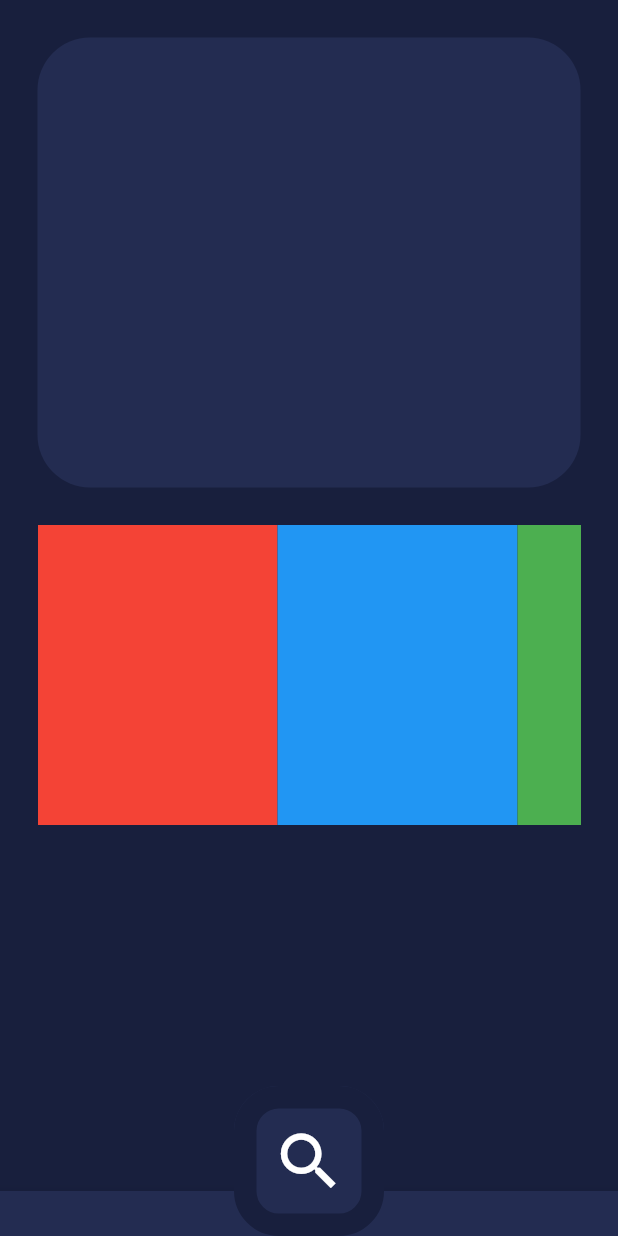
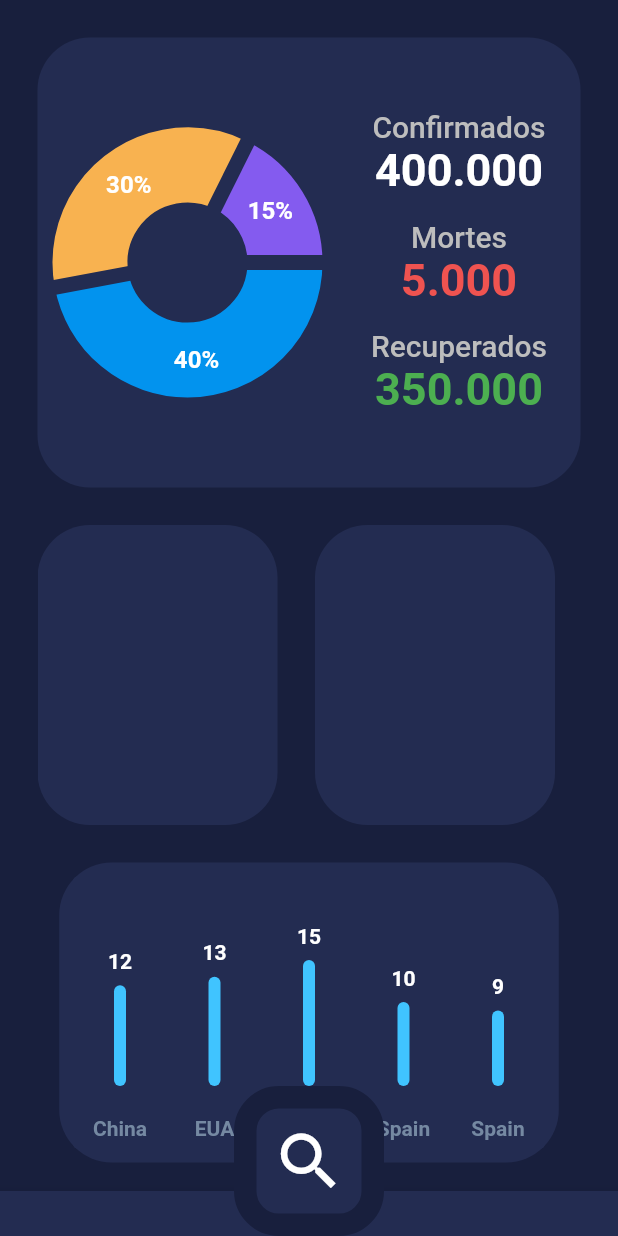
Before and after one commit to JoaoCarlosAzevedo/corona-tracker, a Flutter app: the screen it shows after launch, on a phone screen of 412 x 824 dp. Run offline on Flutter 3.47's test engine with Material 2 defaults, Android fonts, the phone set to English and light mode, and no system bars; drawn by our look-alikes of fl_chart; Roboto replaces fonts that are missing (Hind, Montserrat).

Commit message:
add placeholder for chart and font themes

```diff
--- a/lib/pages/home_page/home_page.dart
+++ b/lib/pages/home_page/home_page.dart
@@ -1,4 +1,5 @@
 import 'package:corona_tracker/pages/home_page/widgets/bottom_appbar.dart';
+import 'package:corona_tracker/pages/home_page/widgets/chart_card.dart';
 import 'package:corona_tracker/pages/home_page/widgets/float_button.dart';
 import 'package:corona_tracker/pages/home_page/widgets/horizontal_cards.dart';
 import 'package:corona_tracker/pages/home_page/widgets/main_card.dart';
@@ -27,6 +28,9 @@ class _HomePageState extends State<HomePage> {
                   height: 200,
                   child: ListCountriesData(),
                 ),
+                SizedBox(height: 25),
+                ChartCard(),
+                SizedBox(height: 50),
               ],
             ),
           ),
--- /dev/null
+++ b/lib/pages/home_page/widgets/chart_2.dart
@@ -0,0 +1,101 @@
+import 'package:fl_chart/fl_chart.dart';
+import 'package:flutter/material.dart';
+
+class BarChartSample3 extends StatefulWidget {
+  @override
+  State<StatefulWidget> createState() => BarChartSample3State();
+}
+
+class BarChartSample3State extends State<BarChartSample3> {
+  @override
+  Widget build(BuildContext context) {
+    return AspectRatio(
+      aspectRatio: 1.7,
+      child: Card(
+        elevation: 0,
+        shape: RoundedRectangleBorder(borderRadius: BorderRadius.circular(4)),
+        color: Theme.of(context).accentColor,
+        child: BarChart(
+          BarChartData(
+            alignment: BarChartAlignment.spaceAround,
+            maxY: 25,
+            barTouchData: BarTouchData(
+              enabled: false,
+              touchTooltipData: BarTouchTooltipData(
+                tooltipBgColor: Colors.transparent,
+                tooltipPadding: const EdgeInsets.all(0),
+                tooltipBottomMargin: 8,
+                getTooltipItem: (
+                  BarChartGroupData group,
+                  int groupIndex,
+                  BarChartRodData rod,
+                  int rodIndex,
+                ) {
+                  return BarTooltipItem(
+                    rod.y.round().toString(),
+                    TextStyle(
+                      color: Colors.white,
+                      fontWeight: FontWeight.bold,
+                    ),
+                  );
+                },
+              ),
+            ),
+            titlesData: FlTitlesData(
+              show: true,
+              bottomTitles: SideTitles(
+                showTitles: true,
+                textStyle: TextStyle(
+                    color: const Color(0xff7589a2), fontWeight: FontWeight.bold, fontSize: 14),
+                margin: 20,
+                getTitles: (double value) {
+                  switch (value.toInt()) {
+                    case 0:
+                      return 'China';
+                    case 1:
+                      return 'EUA';
+                    case 2:
+                      return 'Italia';
+                    case 3:
+                      return 'Spain';
+                    case 4:
+                      return 'German';
+                    default:
+                      return '';
+                  }
+                },
+              ),
+              leftTitles: const SideTitles(showTitles: false),
+            ),
+            borderData: FlBorderData(
+              show: false,
+            ),
+            barGroups: [
+              BarChartGroupData(
+                  x: 0,
+                  barRods: [BarChartRodData(y: 12, color: Colors.lightBlueAccent)],
+                  showingTooltipIndicators: [0]),
+              BarChartGroupData(
+                  x: 1,
+                  barRods: [BarChartRodData(y: 13, color: Colors.lightBlueAccent)],
+                  showingTooltipIndicators: [0]),
+              BarChartGroupData(
+                  x: 2,
+                  barRods: [BarChartRodData(y: 15, color: Colors.lightBlueAccent)],
+                  showingTooltipIndicators: [0]),
+              BarChartGroupData(
+                  x: 3,
+                  barRods: [BarChartRodData(y: 10, color: Colors.lightBlueAccent)],
+                  showingTooltipIndicators: [0]),
+              BarChartGroupData(
+                  x: 3,
+                  barRods: [BarChartRodData(y: 9, color: Colors.lightBlueAccent)],
+                  showingTooltipIndicators: [0]),
+
+            ],
+          ),
+        ),
+      ),
+    );
+  }
+}
--- /dev/null
+++ b/lib/pages/home_page/widgets/chart_card.dart
@@ -0,0 +1,17 @@
+import 'package:corona_tracker/pages/home_page/widgets/chart_2.dart';
+import 'package:flutter/material.dart';
+
+class ChartCard extends StatelessWidget {
+  @override
+  Widget build(BuildContext context) {
+    return Container(
+      height: 200,
+      padding: EdgeInsets.all(5),
+      decoration: BoxDecoration(
+        color: Theme.of(context).accentColor,
+        borderRadius: BorderRadius.all(Radius.circular(35)),
+      ),
+      child: BarChartSample3(),
+    );
+  }
+}
--- /dev/null
+++ b/lib/pages/home_page/widgets/countries_card.dart
@@ -0,0 +1,14 @@
+import 'package:flutter/material.dart';
+
+class CountriesCard extends StatelessWidget {
+  @override
+  Widget build(BuildContext context) {
+    return Container(
+      width: 160.0,
+      decoration: BoxDecoration(
+        color: Theme.of(context).accentColor,
+        borderRadius: BorderRadius.all(Radius.circular(35)),
+      ),
+    );
+  }
+}
--- a/lib/pages/home_page/widgets/horizontal_cards.dart
+++ b/lib/pages/home_page/widgets/horizontal_cards.dart
@@ -1,3 +1,4 @@
+import 'package:corona_tracker/pages/home_page/widgets/countries_card.dart';
 import 'package:flutter/material.dart';
 
 class ListCountriesData extends StatelessWidget {
@@ -7,26 +8,15 @@ class ListCountriesData extends StatelessWidget {
       // This next line does the trick.
       scrollDirection: Axis.horizontal,
       children: <Widget>[
-        Container(
-          width: 160.0,
-          color: Colors.red,
-        ),
-        Container(
-          width: 160.0,
-          color: Colors.blue,
-        ),
-        Container(
-          width: 160.0,
-          color: Colors.green,
-        ),
-        Container(
-          width: 160.0,
-          color: Colors.yellow,
-        ),
-        Container(
-          width: 160.0,
-          color: Colors.orange,
-        ),
+        CountriesCard(),
+        SizedBox(width: 25),
+        CountriesCard(),
+        SizedBox(width: 25),
+        CountriesCard(),
+        SizedBox(width: 25),
+        CountriesCard(),
+        SizedBox(width: 25),
+        CountriesCard(),
       ],
     );
   }
--- a/lib/pages/home_page/widgets/main_card.dart
+++ b/lib/pages/home_page/widgets/main_card.dart
@@ -1,3 +1,4 @@
+import 'package:corona_tracker/pages/home_page/widgets/chart_1.dart';
 import 'package:flutter/material.dart';
 
 class MainCard extends StatelessWidget {
@@ -9,6 +10,45 @@ class MainCard extends StatelessWidget {
         color: Theme.of(context).accentColor,
         borderRadius: BorderRadius.all(Radius.circular(35)),
       ),
+      child: _buildChart(context),
     );
   }
 }
+
+Widget _buildChart(BuildContext context) {
+  return Row(
+    children: <Widget>[
+      Container(
+        width: 200,
+        height: 200,
+        child: PieChartSample2(),
+      ),
+      _textData(context),
+    ],
+  );
+}
+
+Widget _textData(BuildContext context) {
+  return Expanded(
+    child: Container(
+      child: Column(
+        mainAxisAlignment: MainAxisAlignment.center,
+        crossAxisAlignment: CrossAxisAlignment.center,
+        children: <Widget>[
+          Text("Confirmados", style: Theme.of(context).textTheme.title,),
+          Text("400.000", style: Theme.of(context).textTheme.display1,),
+          SizedBox(height: 15,),
+          Text("Mortes", style: Theme.of(context).textTheme.title,),
+          Text("5.000", style: Theme.of(context).textTheme.display2,),
+          SizedBox(height: 15,),
+          Text("Recuperados", style: Theme.of(context).textTheme.title,),
+          Text("350.000", style: Theme.of(context).textTheme.display3,),
+
+          //Text("400.000", style: Theme.of(context).textTheme.display1,),
+          //Text("Data1", style: Theme.of(context).textTheme.title,),
+          //Text("Data1", style: Theme.of(context).textTheme.title,),
+        ],
+      ),
+    ),
+  );
+}
--- a/pubspec.yaml
+++ b/pubspec.yaml
@@ -19,6 +19,7 @@ environment:
 dependencies:
   flutter:
     sdk: flutter
+  fl_chart: ^0.8.7
 
   # The following adds the Cupertino Icons font to your application.
   # Use with the CupertinoIcons class for iOS style icons.
```
Also changed, not shown: lib/pages/home_page/widgets/chart_1.dart (added, +99 -0 lines), lib/pages/home_page/widgets/indicator.dart (added, +41 -0 lines), lib/shared/theme.dart (+7 -7 lines), pubspec.lock.
